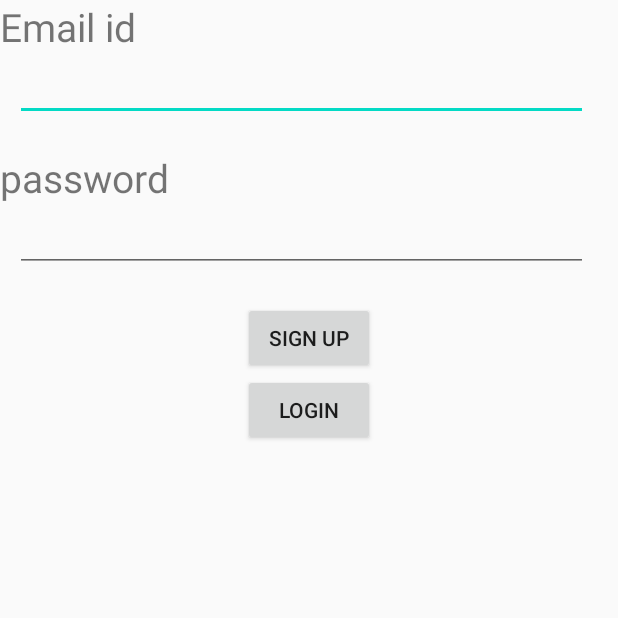
After one commit to devanshagar783/Summer-Design-Project, an Android app: the signup screen opened directly, with no data from a screen before it, on a phone screen of 412 x 824 dp, the top half of it. The commit adds this screen. Run offline under Robolectric (Android 15) with nearby library versions, the phone set to English and light mode, and no system bars; our stand-ins replace Firebase (no records; nobody signed in at launch, a user with empty details on screens opened directly); Roboto replaces fonts that are not available here.

Commit message:
Added authentication in email sign up

```diff
--- /dev/null
+++ b/app/src/main/java/com/sdp/remotehealthcareapp/Activities/signup.java
@@ -0,0 +1,78 @@
+package com.sdp.remotehealthcareapp.Activities;
+
+import androidx.annotation.NonNull;
+import androidx.appcompat.app.AppCompatActivity;
+
+import android.content.Intent;
+import android.os.Bundle;
+import android.util.Log;
+import android.view.View;
+import android.widget.Button;
+import android.widget.EditText;
+import android.widget.Toast;
+
+import com.google.android.gms.tasks.OnCompleteListener;
+import com.google.android.gms.tasks.Task;
+import com.google.firebase.auth.AuthResult;
+import com.google.firebase.auth.FirebaseAuth;
+import com.google.rpc.Status;
+import com.sdp.remotehealthcareapp.R;
+
+public class signup extends AppCompatActivity {
+    private EditText email;
+    private EditText pw;
+    private Button signup;
+    private Button login;
+
+    @Override
+    protected void onCreate(Bundle savedInstanceState) {
+        super.onCreate(savedInstanceState);
+        setContentView(R.layout.activity_signup);
+
+        email = (EditText)findViewById(R.id.emailid);
+        pw = (EditText)findViewById(R.id.pwid);
+        signup = (Button)findViewById(R.id.email_signup);
+        login = (Button)findViewById(R.id.email_login);
+
+        signup.setOnClickListener(new View.OnClickListener() {
+            @Override
+            public void onClick(View v) {
+                FirebaseAuth.getInstance().createUserWithEmailAndPassword(email.getText().toString(), pw.getText().toString())
+                        .addOnCompleteListener(new OnCompleteListener<AuthResult>() {
+                            @Override
+                            public void onComplete(@NonNull Task<AuthResult> task) {
+                                if(task.isSuccessful()){
+                                    FirebaseAuth.getInstance().getCurrentUser().sendEmailVerification()
+                                            .addOnCompleteListener(new OnCompleteListener<Void>() {
+                                                @Override
+                                                public void onComplete(@NonNull Task<Void> task) {
+                                                    if(task.isSuccessful()){
+                                                        Toast.makeText(signup.this, "Registered", Toast.LENGTH_SHORT).show();
+                                                        email.setText("");
+                                                        pw.setText("");
+                                                    }
+                                                    else
+                                                        Toast.makeText(signup.this, "Not Registered", Toast.LENGTH_SHORT).show();
+                                                }
+                                            });
+                                }
+                                else{
+                                    System.out.println("Error");
+                                    task.getException().printStackTrace();
+                                    Toast.makeText(signup.this, "Some error", Toast.LENGTH_SHORT).show();
+                                }
+                            }
+                        });
+            }
+        });
+
+        login.setOnClickListener(new View.OnClickListener() {
+            @Override
+            public void onClick(View v) {
+                Intent intent = new Intent(getApplicationContext(), login.class);
+                startActivity(intent);
+            }
+        });
+
+    }
+}
--- /dev/null
+++ b/app/src/main/res/layout/activity_signup.xml
@@ -0,0 +1,61 @@
+<?xml version="1.0" encoding="utf-8"?>
+<RelativeLayout
+    xmlns:android = "http://schemas.android.com/apk/res/android"
+    xmlns:app = "http://schemas.android.com/apk/res-auto"
+    xmlns:tools = "http://schemas.android.com/tools"
+    android:layout_width = "match_parent"
+    android:layout_height = "match_parent"
+    tools:context = ".Activities.signup"
+    >
+
+    <TextView
+        android:layout_width = "match_parent"
+        android:layout_height = "wrap_content"
+        android:text="Email id"
+        android:textSize="26sp"
+        android:id="@+id/emailname"/>
+
+    <EditText
+        android:layout_width = "match_parent"
+        android:layout_height = "wrap_content"
+        android:id="@+id/emailid"
+        android:layout_below="@+id/emailname"
+        android:layout_marginStart="10dp"
+        android:layout_marginEnd="20dp"/>
+    <TextView
+        android:layout_width = "match_parent"
+        android:layout_height = "wrap_content"
+        android:text="password"
+        android:layout_marginTop="20dp"
+        android:layout_below="@+id/emailid"
+        android:textSize="26sp"
+        android:id="@+id/pwname"/>
+
+    <EditText
+        android:layout_width = "match_parent"
+        android:layout_height = "wrap_content"
+        android:id="@+id/pwid"
+        android:layout_below="@+id/pwname"
+        android:layout_marginLeft="10dp"
+        android:layout_marginRight="20dp"/>
+
+    <Button
+        android:layout_width = "wrap_content"
+        android:layout_height = "wrap_content"
+        android:id="@+id/email_signup"
+        android:layout_centerHorizontal="true"
+        android:layout_below="@id/pwid"
+        android:layout_marginTop="20dp"
+        android:text="SIgn up"/>
+
+    <Button
+        android:layout_width = "wrap_content"
+        android:layout_height = "wrap_content"
+        android:id="@+id/email_login"
+        android:layout_centerHorizontal="true"
+        android:layout_below="@+id/email_signup"
+        android:text="Login"/>
+
+
+
+</RelativeLayout>
```
Also changed, not shown: app/build.gradle (+6 -6 lines), app/src/main/AndroidManifest.xml (+22 -14 lines), app/src/main/java/com/sdp/remotehealthcareapp/Activities/Signin.java (+1 -20 lines), app/src/main/java/com/sdp/remotehealthcareapp/Activities/login.java (added, +54 -0 lines), app/src/main/res/layout/activity_joy_interface.xml (+51 -0 lines), app/src/main/res/layout/activity_login.xml (added, +51 -0 lines), app/src/main/res/layout/signin.xml (+5 -7 lines), app/src/main/res/values/strings.xml (+26 -25 lines), app/src/main/res/drawable/email.png (added).
